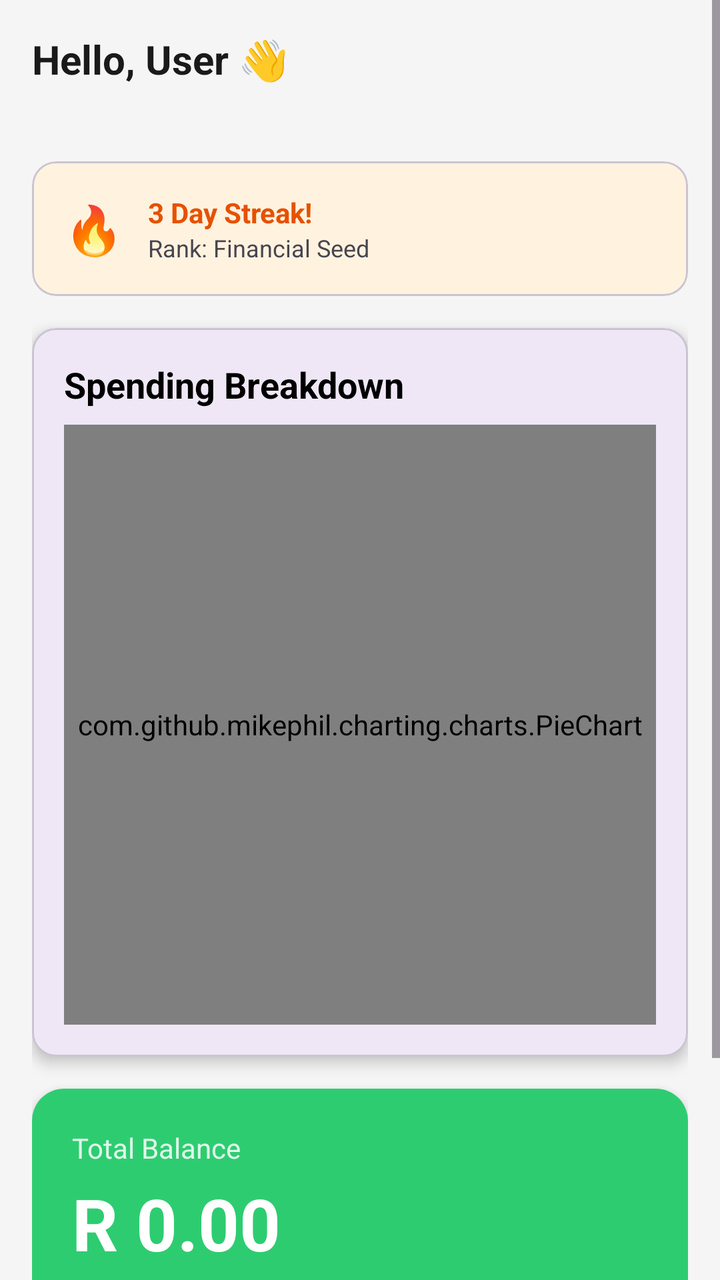
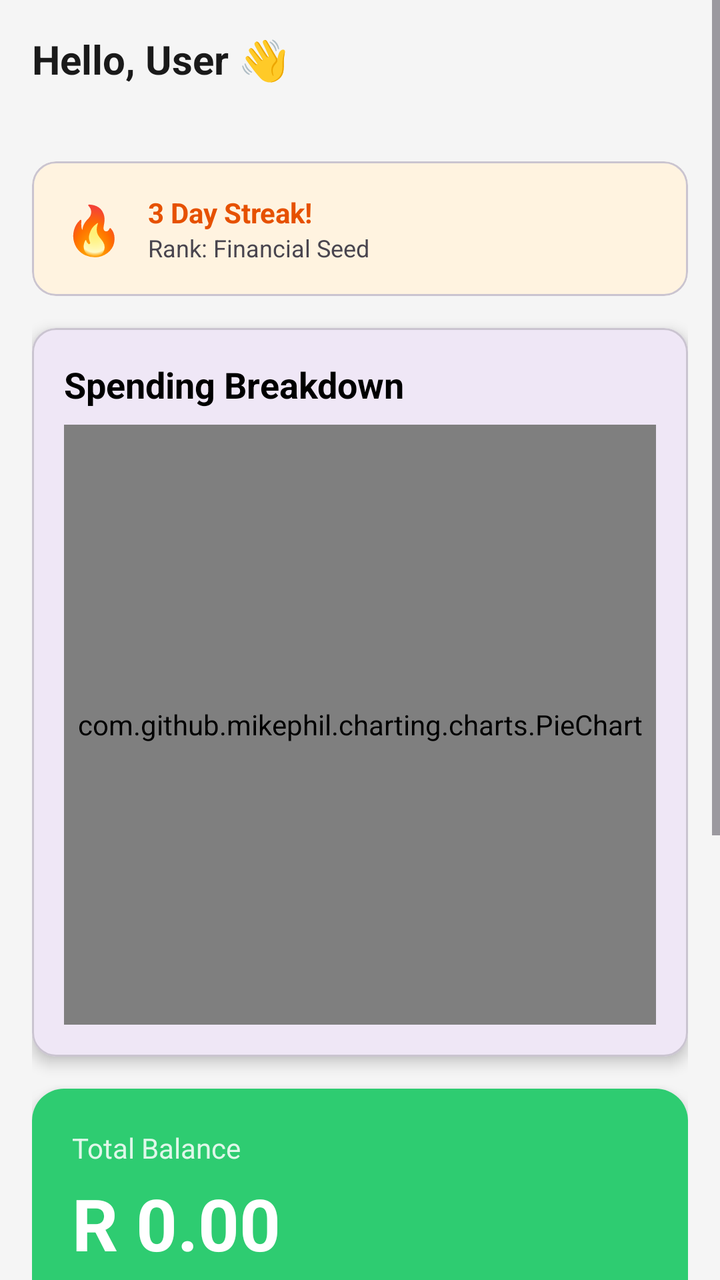

Compare the two renders of this Android layout. The source of the first and the diff that turns it into the second are given below.
<!-- AndroidManifest.xml: application theme Theme.KhulisaWallet -->
<!-- res/layout/fragment_home.xml -->
<?xml version="1.0" encoding="utf-8"?>
<ScrollView xmlns:android="http://schemas.android.com/apk/res/android"
    xmlns:app="http://schemas.android.com/apk/res-auto"
    android:layout_width="match_parent"
    android:layout_height="match_parent"
    android:background="#F5F5F5">

    <LinearLayout
        android:layout_width="match_parent"
        android:layout_height="wrap_content"
        android:orientation="vertical"
        android:padding="16dp">

        
        <TextView
            android:id="@+id/tv_greeting"
            android:layout_width="wrap_content"
            android:layout_height="wrap_content"
            android:text="Hello, User 👋"
            android:textSize="20sp"
            android:textStyle="bold"
            android:textColor="#1A1A1A"
            android:layout_marginBottom="4dp"/>

        <TextView
            android:id="@+id/tv_date"
            android:layout_width="wrap_content"
            android:layout_height="wrap_content"
            android:textSize="13sp"
            android:textColor="#888888"
            android:layout_marginBottom="16dp"/>

        
        <com.google.android.material.card.MaterialCardView
            android:id="@+id/card_streak"
            android:layout_width="match_parent"
            android:layout_height="wrap_content"
            android:layout_marginBottom="16dp"
            app:cardCornerRadius="12dp"
            app:cardBackgroundColor="#FFF3E0">

            <LinearLayout
                android:layout_width="match_parent"
                android:layout_height="wrap_content"
                android:orientation="horizontal"
                android:padding="16dp"
                android:gravity="center_vertical">

                <TextView
                    android:layout_width="wrap_content"
                    android:layout_height="wrap_content"
                    android:text="🔥"
                    android:textSize="24sp" />

                <LinearLayout
                    android:layout_width="0dp"
                    android:layout_height="wrap_content"
                    android:layout_weight="1"
                    android:orientation="vertical"
                    android:layout_marginStart="12dp">

                    <TextView
                        android:id="@+id/tv_streak_count"
                        android:layout_width="wrap_content"
                        android:layout_height="wrap_content"
                        android:text="3 Day Streak!"
                        android:textStyle="bold"
                        android:textColor="#E65100" />

                    <TextView
                        android:id="@+id/tv_streak_badge"
                        android:layout_width="wrap_content"
                        android:layout_height="wrap_content"
                        android:text="Rank: Financial Seed"
                        android:textSize="12sp" />

                </LinearLayout>

            </LinearLayout>
        </com.google.android.material.card.MaterialCardView>

        
        <com.google.android.material.card.MaterialCardView
            android:id="@+id/card_chart"
            android:layout_width="match_parent"
            android:layout_height="wrap_content"
            android:layout_marginBottom="16dp"
            app:cardCornerRadius="12dp"
            app:cardElevation="4dp">

            <LinearLayout
                android:layout_width="match_parent"
                android:layout_height="wrap_content"
                android:orientation="vertical"
                android:padding="16dp">

                <TextView
                    android:layout_width="wrap_content"
                    android:layout_height="wrap_content"
                    android:text="Spending Breakdown"
                    android:textSize="18sp"
                    android:textStyle="bold"
                    android:textColor="@color/black"
                    android:layout_marginBottom="8dp"/>

                <com.github.mikephil.charting.charts.PieChart
                    android:id="@+id/spendingPieChart"
                    android:layout_width="match_parent"
                    android:layout_height="300dp" />

            </LinearLayout>
        </com.google.android.material.card.MaterialCardView>

        
        <androidx.cardview.widget.CardView
            android:layout_width="match_parent"
            android:layout_height="wrap_content"
            app:cardCornerRadius="16dp"
            app:cardElevation="6dp"
            android:layout_marginBottom="16dp">

            <LinearLayout
                android:layout_width="match_parent"
                android:layout_height="wrap_content"
                android:orientation="vertical"
                android:padding="20dp"
                android:background="#2ECC71">

                <TextView
                    android:layout_width="wrap_content"
                    android:layout_height="wrap_content"
                    android:text="Total Balance"
                    android:textColor="#FFFFFF"
                    android:textSize="14sp"
                    android:alpha="0.85"/>

                <TextView
                    android:id="@+id/tv_balance"
                    android:layout_width="wrap_content"
                    android:layout_height="wrap_content"
                    android:text="R 0.00"
                    android:textColor="#FFFFFF"
                    android:textSize="36sp"
                    android:textStyle="bold"
                    android:layout_marginTop="4dp"
                    android:layout_marginBottom="16dp"/>

                
                <LinearLayout
                    android:layout_width="match_parent"
                    android:layout_height="wrap_content"
                    android:orientation="horizontal">

                    
                    <LinearLayout
                        android:layout_width="0dp"
                        android:layout_height="wrap_content"
                        android:layout_weight="1"
                        android:orientation="vertical">

                        <TextView
                            android:layout_width="wrap_content"
                            android:layout_height="wrap_content"
                            android:text="⬆ Income"
                            android:textColor="#FFFFFF"
                            android:textSize="12sp"
                            android:alpha="0.85"/>

                        <TextView
                            android:id="@+id/tv_total_income"
                            android:layout_width="wrap_content"
                            android:layout_height="wrap_content"
                            android:text="R 0.00"
                            android:textColor="#FFFFFF"
                            android:textSize="18sp"
                            android:textStyle="bold"/>
                    </LinearLayout>

                    
                    <LinearLayout
                        android:layout_width="0dp"
                        android:layout_height="wrap_content"
                        android:layout_weight="1"
                        android:orientation="vertical">

                        <TextView
                            android:layout_width="wrap_content"
                            android:layout_height="wrap_content"
                            android:text="⬇ Expenses"
                            android:textColor="#FFFFFF"
                            android:textSize="12sp"
                            android:alpha="0.85"/>

                        <TextView
                            android:id="@+id/tv_total_expense"
                            android:layout_width="wrap_content"
                            android:layout_height="wrap_content"
                            android:text="R 0.00"
                            android:textColor="#FFFFFF"
                            android:textSize="18sp"
                            android:textStyle="bold"/>
                    </LinearLayout>

                </LinearLayout>
            </LinearLayout>
        </androidx.cardview.widget.CardView>

        
        <androidx.cardview.widget.CardView
            android:id="@+id/card_goal_alert"
            android:layout_width="match_parent"
            android:layout_height="wrap_content"
            app:cardCornerRadius="12dp"
            app:cardElevation="4dp"
            android:layout_marginBottom="16dp"
            android:visibility="gone">

            <LinearLayout
                android:layout_width="match_parent"
                android:layout_height="wrap_content"
                android:orientation="horizontal"
                android:padding="14dp"
                android:background="#FFF3CD">

                <TextView
                    android:layout_width="wrap_content"
                    android:layout_height="wrap_content"
                    android:text="⚠️"
                    android:textSize="20sp"
                    android:layout_marginEnd="10dp"/>

                <TextView
                    android:id="@+id/tv_goal_alert"
                    android:layout_width="match_parent"
                    android:layout_height="wrap_content"
                    android:text="Some goals need attention!"
                    android:textColor="#856404"
                    android:textSize="13sp"/>
            </LinearLayout>
        </androidx.cardview.widget.CardView>

        
        <LinearLayout
            android:layout_width="match_parent"
            android:layout_height="wrap_content"
            android:orientation="horizontal"
            android:layout_marginBottom="8dp">

            <TextView
                android:layout_width="0dp"
                android:layout_height="wrap_content"
                android:layout_weight="1"
                android:text="Recent Transactions"
                android:textSize="16sp"
                android:textStyle="bold"
                android:textColor="#1A1A1A"/>

            <TextView
                android:id="@+id/tv_see_all"
                android:layout_width="wrap_content"
                android:layout_height="wrap_content"
                android:text="See All"
                android:textColor="#2ECC71"
                android:textSize="13sp"/>
        </LinearLayout>

        
        <androidx.recyclerview.widget.RecyclerView
            android:id="@+id/rv_recent_expenses"
            android:layout_width="match_parent"
            android:layout_height="wrap_content"
            android:nestedScrollingEnabled="false"/>

        
        <TextView
            android:id="@+id/tv_empty"
            android:layout_width="match_parent"
            android:layout_height="wrap_content"
            android:text="No transactions yet.\nTap ＋ to add your first entry!"
            android:textAlignment="center"
            android:textColor="#AAAAAA"
            android:textSize="14sp"
            android:padding="24dp"
            android:visibility="gone"/>

    </LinearLayout>
</ScrollView>
<!-- resources referenced by this layout -->
<resources>
  <color name="black">#FF000000</color>
  <style name="Theme.KhulisaWallet" parent="Base.Theme.KhulisaWallet" />
  <style name="Base.Theme.KhulisaWallet" parent="Theme.Material3.DayNight.NoActionBar">
          
          
      </style>
</resources>

<!-- the commit's change to res/layout/fragment_home.xml (unified diff, before → after) -->
@@ -206,6 +206,12 @@
         </androidx.cardview.widget.CardView>
 
         
+        <include
+            layout="@layout/card_safe_to_spend"
+            android:layout_width="match_parent"
+            android:layout_height="wrap_content" />
+
+        
         <androidx.cardview.widget.CardView
             android:id="@+id/card_goal_alert"
             android:layout_width="match_parent"
@@ -285,3 +291,174 @@
 
     </LinearLayout>
 </ScrollView>
+<!-- res/layout/card_safe_to_spend.xml (included above) -->
+<?xml version="1.0" encoding="utf-8"?>
+<com.google.android.material.card.MaterialCardView
+    xmlns:android="http://schemas.android.com/apk/res/android"
+    xmlns:app="http://schemas.android.com/apk/res-auto"
+    android:id="@+id/card_safe_to_spend"
+    android:layout_width="match_parent"
+    android:layout_height="wrap_content"
+    android:layout_marginHorizontal="16dp"
+    android:layout_marginBottom="12dp"
+    app:cardCornerRadius="16dp"
+    app:cardElevation="4dp"
+    app:cardBackgroundColor="@color/colorPrimary">
+
+    <LinearLayout
+        android:layout_width="match_parent"
+        android:layout_height="wrap_content"
+        android:orientation="vertical"
+        android:padding="16dp">
+
+        
+        <LinearLayout
+            android:layout_width="match_parent"
+            android:layout_height="wrap_content"
+            android:orientation="horizontal"
+            android:gravity="center_vertical"
+            android:layout_marginBottom="8dp">
+
+            <TextView
+                android:layout_width="0dp"
+                android:layout_height="wrap_content"
+                android:layout_weight="1"
+                android:text="💰 Safe to Spend Today"
+                android:textColor="@android:color/white"
+                android:textSize="14sp"
+                android:textStyle="bold" />
+
+            <TextView
+                android:id="@+id/tv_days_left"
+                android:layout_width="wrap_content"
+                android:layout_height="wrap_content"
+                android:textColor="#CCFFFFFF"
+                android:textSize="12sp" />
+
+        </LinearLayout>
+
+        
+        <TextView
+            android:id="@+id/tv_safe_amount"
+            android:layout_width="wrap_content"
+            android:layout_height="wrap_content"
+            android:text="R 0.00"
+            android:textColor="@android:color/white"
+            android:textSize="32sp"
+            android:textStyle="bold"
+            android:layout_marginBottom="4dp" />
+
+        
+        <TextView
+            android:id="@+id/tv_safe_message"
+            android:layout_width="wrap_content"
+            android:layout_height="wrap_content"
+            android:text="Calculating..."
+            android:textColor="#CCFFFFFF"
+            android:textSize="13sp"
+            android:layout_marginBottom="12dp" />
+
+        
+        <LinearLayout
+            android:layout_width="match_parent"
+            android:layout_height="wrap_content"
+            android:orientation="horizontal"
+            android:background="#33FFFFFF"
+            android:padding="10dp"
+            android:layout_marginTop="4dp">
+
+            
+            <LinearLayout
+                android:layout_width="0dp"
+                android:layout_height="wrap_content"
+                android:layout_weight="1"
+                android:orientation="vertical"
+                android:gravity="center">
+
+                <TextView
+                    android:layout_width="wrap_content"
+                    android:layout_height="wrap_content"
+                    android:text="Monthly Income"
+                    android:textColor="#CCFFFFFF"
+                    android:textSize="11sp" />
+
+                <TextView
+                    android:id="@+id/tv_monthly_income"
+                    android:layout_width="wrap_content"
+                    android:layout_height="wrap_content"
+                    android:text="R 0.00"
+                    android:textColor="@android:color/white"
+                    android:textSize="14sp"
+                    android:textStyle="bold" />
+
+            </LinearLayout>
+
+            
+            <View
+                android:layout_width="1dp"
+                android:layout_height="match_parent"
+                android:background="#55FFFFFF" />
+
+            
+            <LinearLayout
+                android:layout_width="0dp"
+                android:layout_height="wrap_content"
+                android:layout_weight="1"
+                android:orientation="vertical"
+                android:gravity="center">
+
+                <TextView
+                    android:layout_width="wrap_content"
+                    android:layout_height="wrap_content"
+                    android:text="Goal Commitments"
+                    android:textColor="#CCFFFFFF"
+                    android:textSize="11sp" />
+
+                <TextView
+                    android:id="@+id/tv_goal_commitments"
+                    android:layout_width="wrap_content"
+                    android:layout_height="wrap_content"
+                    android:text="R 0.00"
+                    android:textColor="@android:color/white"
+                    android:textSize="14sp"
+                    android:textStyle="bold" />
+
+            </LinearLayout>
+
+            
+            <View
+                android:layout_width="1dp"
+                android:layout_height="match_parent"
+                android:background="#55FFFFFF" />
+
+            
+            <LinearLayout
+                android:layout_width="0dp"
+                android:layout_height="wrap_content"
+                android:layout_weight="1"
+                android:orientation="vertical"
+                android:gravity="center">
+
+                <TextView
+                    android:layout_width="wrap_content"
+                    android:layout_height="wrap_content"
+                    android:text="Days Left"
+                    android:textColor="#CCFFFFFF"
+                    android:textSize="11sp" />
+
+                <TextView
+                    android:id="@+id/tv_days_remaining"
+                    android:layout_width="wrap_content"
+                    android:layout_height="wrap_content"
+                    android:text="--"
+                    android:textColor="@android:color/white"
+                    android:textSize="14sp"
+                    android:textStyle="bold" />
+
+            </LinearLayout>
+
+        </LinearLayout>
+
+    </LinearLayout>
+
+</com.google.android.material.card.MaterialCardView>
<!-- resource entries referenced after the edit -->
@@ -1,6 +1,7 @@
 <!-- resources referenced by this layout -->
 <resources>
   <color name="black">#FF000000</color>
+  <color name="colorPrimary">#2ECC71</color>
   <style name="Theme.KhulisaWallet" parent="Base.Theme.KhulisaWallet" />
   <style name="Base.Theme.KhulisaWallet" parent="Theme.Material3.DayNight.NoActionBar">
           
